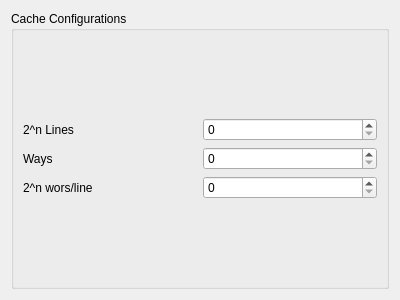
hghit-harshit/Kites, file src/ui/cacheconfigwidget.ui: the form before one commit.
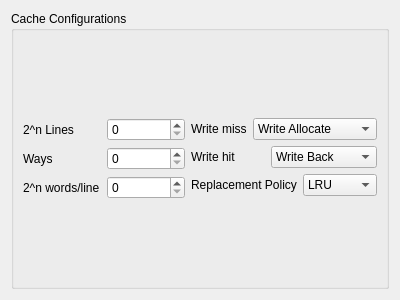
The form after the commit.

```diff
--- a/src/ui/cacheconfigwidget.ui
+++ b/src/ui/cacheconfigwidget.ui
@@ -19,38 +19,129 @@
      <property name="title">
       <string>Cache Configurations</string>
      </property>
-     <layout class="QVBoxLayout" name="verticalLayout_2">
-      <item>
        <layout class="QGridLayout" name="gridLayout">
         <item row="0" column="0">
+       <layout class="QVBoxLayout" name="verticalLayout_2">
+        <item>
+         <layout class="QHBoxLayout" name="horizontalLayout">
+          <item>
          <widget class="QLabel" name="label">
           <property name="text">
            <string>2^n Lines</string>
           </property>
          </widget>
         </item>
-        <item row="0" column="1">
-         <widget class="QSpinBox" name="spinBox"/>
-        </item>
-        <item row="1" column="0">
+          <item>
+           <widget class="QSpinBox" name="linesSpinBox"/>
+          </item>
+         </layout>
+        </item>
+        <item>
+         <layout class="QHBoxLayout" name="horizontalLayout_2">
+          <item>
          <widget class="QLabel" name="label_2">
           <property name="text">
            <string>Ways</string>
           </property>
          </widget>
         </item>
-        <item row="1" column="1">
-         <widget class="QSpinBox" name="spinBox_2"/>
-        </item>
-        <item row="2" column="0">
+          <item>
+           <widget class="QSpinBox" name="waysSpinBox"/>
+          </item>
+         </layout>
+        </item>
+        <item>
+         <layout class="QHBoxLayout" name="horizontalLayout_3">
+          <item>
          <widget class="QLabel" name="label_3">
           <property name="text">
-           <string>2^n wors/line</string>
+             <string>2^n words/line</string>
           </property>
          </widget>
         </item>
-        <item row="2" column="1">
-         <widget class="QSpinBox" name="spinBox_3"/>
+          <item>
+           <widget class="QSpinBox" name="wordsSpinBox"/>
+          </item>
+         </layout>
+        </item>
+       </layout>
+      </item>
+      <item row="0" column="1">
+       <layout class="QVBoxLayout" name="verticalLayout_3">
+        <item>
+         <layout class="QHBoxLayout" name="horizontalLayout_4">
+          <item>
+           <widget class="QLabel" name="label_6">
+            <property name="text">
+             <string>Write miss</string>
+            </property>
+           </widget>
+          </item>
+          <item>
+           <widget class="QComboBox" name="writeMissComboBox">
+            <item>
+             <property name="text">
+              <string>Write Allocate</string>
+             </property>
+            </item>
+            <item>
+             <property name="text">
+              <string>Write No Allocate</string>
+             </property>
+            </item>
+           </widget>
+          </item>
+         </layout>
+        </item>
+        <item>
+         <layout class="QHBoxLayout" name="horizontalLayout_5">
+          <item>
+           <widget class="QLabel" name="label_5">
+            <property name="text">
+             <string>Write hit</string>
+            </property>
+           </widget>
+          </item>
+          <item>
+           <widget class="QComboBox" name="writeHitComboBox">
+            <item>
+             <property name="text">
+              <string>Write Back</string>
+             </property>
+            </item>
+            <item>
+             <property name="text">
+              <string>Write Through</string>
+             </property>
+            </item>
+           </widget>
+          </item>
+         </layout>
+        </item>
+        <item>
+         <layout class="QHBoxLayout" name="horizontalLayout_6">
+          <item>
+           <widget class="QLabel" name="label_4">
+            <property name="text">
+             <string>Replacement Policy</string>
+            </property>
+           </widget>
+          </item>
+          <item>
+           <widget class="QComboBox" name="repPolComboBox">
+            <item>
+             <property name="text">
+              <string>LRU</string>
+             </property>
+            </item>
+            <item>
+             <property name="text">
+              <string>FIFO</string>
+             </property>
+            </item>
+           </widget>
+          </item>
+         </layout>
         </item>
        </layout>
       </item>
```
Lines whose indentation alone changed are shown as unchanged.
